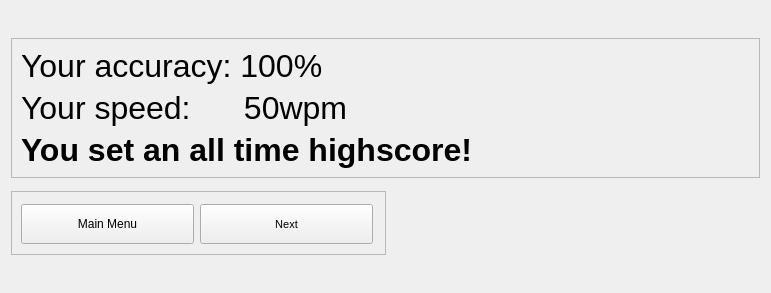
Before: the Qt Designer form speed-typer/source_ui/resultWindow.ui in Rolv-Apneseth/ps-typer, drawn with Qt 5.
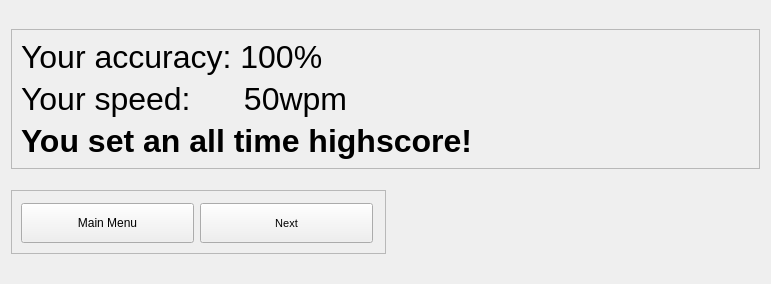
After: the same form once the commit is applied.

Commit message: Added small spacing between frames and final button frame in results and settings windows

```diff
--- a/speed-typer/source_ui/resultWindow.ui
+++ b/speed-typer/source_ui/resultWindow.ui
@@ -7,7 +7,7 @@
     <x>0</x>
     <y>0</y>
     <width>771</width>
-    <height>293</height>
+    <height>284</height>
    </rect>
   </property>
   <property name="acceptDrops">
@@ -131,6 +131,22 @@
      </layout>
     </widget>
    </item>
+   <item>
+    <spacer name="verticalSpacer_4">
+     <property name="orientation">
+      <enum>Qt::Vertical</enum>
+     </property>
+     <property name="sizeType">
+      <enum>QSizePolicy::Fixed</enum>
+     </property>
+     <property name="sizeHint" stdset="0">
+      <size>
+       <width>20</width>
+       <height>15</height>
+      </size>
+     </property>
+    </spacer>
+   </item>
    <item>
     <spacer name="verticalSpacer_3">
      <property name="orientation">
```
The commit also changes 3 other files.
